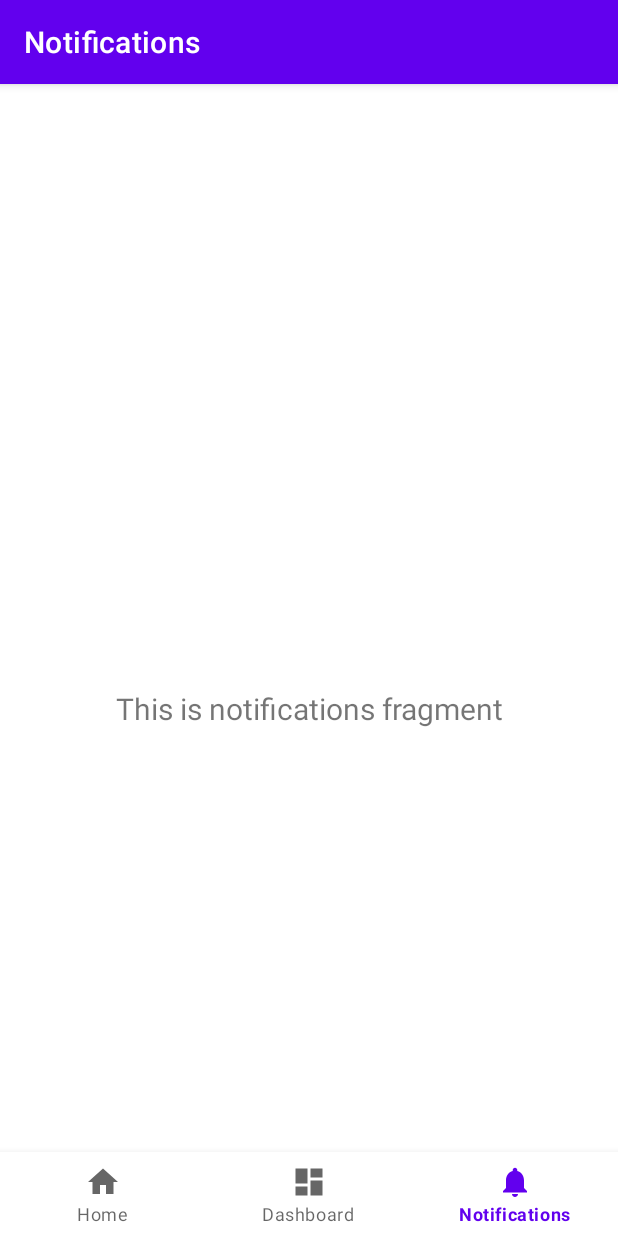
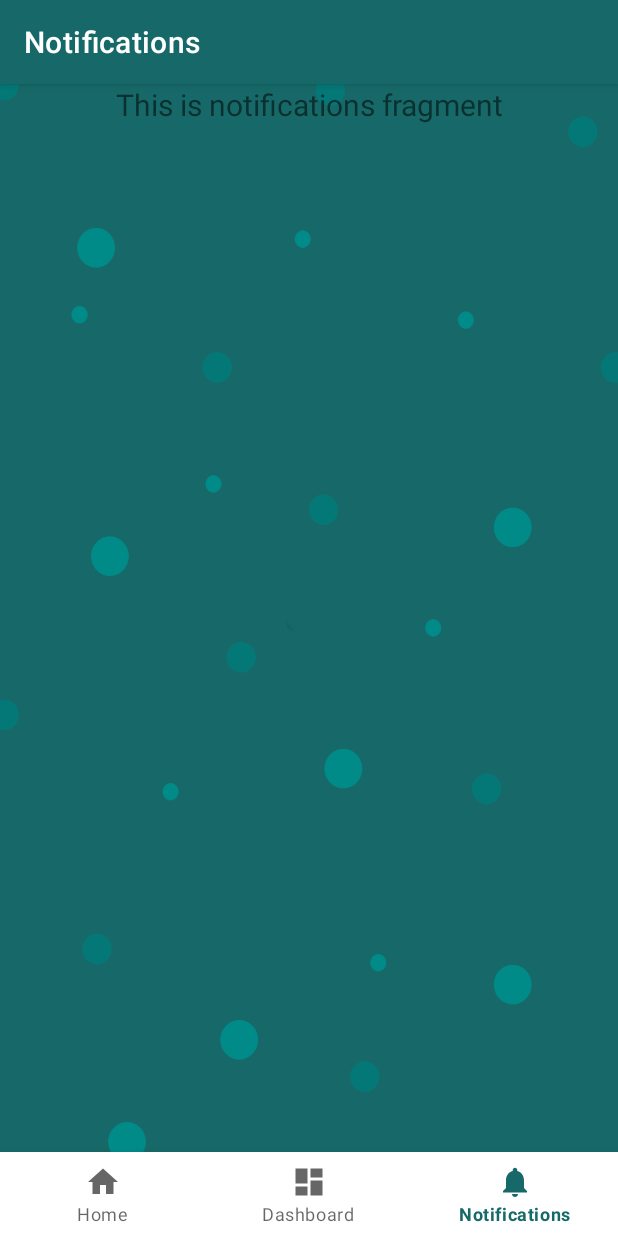
Before and after one commit to gantzzz/justvpn-android, an Android app: the NotificationsFragment screen opened through its navigation route, on a phone screen of 412 x 824 dp. Run offline under Robolectric (Android 15) with nearby library versions, the light colour scheme and no system bars; our stand-ins replace navigation-ui.

Commit message:
- customised themes - added support for night mode - added background image

```diff
--- a/app/src/main/java/online/justvpn/MainActivity.java
+++ b/app/src/main/java/online/justvpn/MainActivity.java
@@ -1,26 +1,32 @@
 package online.justvpn;
 
+import android.content.res.Configuration;
 import android.os.Bundle;
 
 import com.google.android.material.bottomnavigation.BottomNavigationView;
 
+import androidx.annotation.NonNull;
+import androidx.annotation.Nullable;
 import androidx.appcompat.app.AppCompatActivity;
+import androidx.fragment.app.Fragment;
 import androidx.navigation.NavController;
+import androidx.navigation.NavDestination;
 import androidx.navigation.Navigation;
+import androidx.navigation.fragment.NavHostFragment;
 import androidx.navigation.ui.AppBarConfiguration;
 import androidx.navigation.ui.NavigationUI;
+
+import java.util.List;
 
 import online.justvpn.databinding.ActivityMainBinding;
 
 public class MainActivity extends AppCompatActivity {
 
-    private ActivityMainBinding binding;
-
     @Override
     protected void onCreate(Bundle savedInstanceState) {
         super.onCreate(savedInstanceState);
 
-        binding = ActivityMainBinding.inflate(getLayoutInflater());
+        online.justvpn.databinding.ActivityMainBinding binding = ActivityMainBinding.inflate(getLayoutInflater());
         setContentView(binding.getRoot());
 
         BottomNavigationView navView = findViewById(R.id.nav_view);
@@ -34,4 +40,18 @@ public class MainActivity extends AppCompatActivity {
         NavigationUI.setupWithNavController(binding.navView, navController);
     }
 
+    public boolean IsNightMode()
+    {
+        int nightModeFlags = getApplicationContext().getResources().getConfiguration().uiMode & Configuration.UI_MODE_NIGHT_MASK;
+        switch (nightModeFlags)
+        {
+            case Configuration.UI_MODE_NIGHT_YES:
+                return true;
+
+            case Configuration.UI_MODE_NIGHT_NO:
+            case Configuration.UI_MODE_NIGHT_UNDEFINED:
+                return false;
+        }
+        return false;
+    }
 }
--- a/app/src/main/java/online/justvpn/ui/dashboard/DashboardFragment.java
+++ b/app/src/main/java/online/justvpn/ui/dashboard/DashboardFragment.java
@@ -1,5 +1,6 @@
 package online.justvpn.ui.dashboard;
 
+import android.graphics.Color;
 import android.os.Bundle;
 import android.view.LayoutInflater;
 import android.view.View;
@@ -7,9 +8,12 @@ import android.view.ViewGroup;
 import android.widget.TextView;
 
 import androidx.annotation.NonNull;
+import androidx.annotation.Nullable;
 import androidx.fragment.app.Fragment;
 import androidx.lifecycle.ViewModelProvider;
 
+import online.justvpn.MainActivity;
+import online.justvpn.R;
 import online.justvpn.databinding.FragmentDashboardBinding;
 
 public class DashboardFragment extends Fragment {
@@ -26,6 +30,12 @@ public class DashboardFragment extends Fragment {
 
         final TextView textView = binding.textDashboard;
         dashboardViewModel.getText().observe(getViewLifecycleOwner(), textView::setText);
+
+        if (((MainActivity)getActivity()).IsNightMode())
+        {
+            root.setBackgroundResource(0);
+        }
+
         return root;
     }
 
--- a/app/src/main/java/online/justvpn/ui/home/HomeFragment.java
+++ b/app/src/main/java/online/justvpn/ui/home/HomeFragment.java
@@ -4,12 +4,12 @@ import android.os.Bundle;
 import android.view.LayoutInflater;
 import android.view.View;
 import android.view.ViewGroup;
-import android.widget.TextView;
 
 import androidx.annotation.NonNull;
 import androidx.fragment.app.Fragment;
 import androidx.lifecycle.ViewModelProvider;
 
+import online.justvpn.MainActivity;
 import online.justvpn.databinding.FragmentHomeBinding;
 
 public class HomeFragment extends Fragment {
@@ -24,6 +24,12 @@ public class HomeFragment extends Fragment {
         binding = FragmentHomeBinding.inflate(inflater, container, false);
         View root = binding.getRoot();
 
+        // In Night mode, remove the background image
+        if (((MainActivity)getActivity()).IsNightMode())
+        {
+            root.setBackgroundResource(0);
+        }
+
         return root;
     }
 
--- a/app/src/main/java/online/justvpn/ui/notifications/NotificationsFragment.java
+++ b/app/src/main/java/online/justvpn/ui/notifications/NotificationsFragment.java
@@ -10,6 +10,7 @@ import androidx.annotation.NonNull;
 import androidx.fragment.app.Fragment;
 import androidx.lifecycle.ViewModelProvider;
 
+import online.justvpn.MainActivity;
 import online.justvpn.databinding.FragmentNotificationsBinding;
 
 public class NotificationsFragment extends Fragment {
@@ -26,6 +27,13 @@ public class NotificationsFragment extends Fragment {
 
         final TextView textView = binding.textNotifications;
         notificationsViewModel.getText().observe(getViewLifecycleOwner(), textView::setText);
+
+        // In Night mode, remove the background image
+        if (((MainActivity)getActivity()).IsNightMode())
+        {
+            root.setBackgroundResource(0);
+        }
+
         return root;
     }
 
--- a/app/src/main/res/layout/activity_main.xml
+++ b/app/src/main/res/layout/activity_main.xml
@@ -3,8 +3,7 @@
     xmlns:app="http://schemas.android.com/apk/res-auto"
     android:id="@+id/container"
     android:layout_width="match_parent"
-    android:layout_height="match_parent"
-    android:paddingTop="?attr/actionBarSize">
+    android:layout_height="match_parent">
 
     <com.google.android.material.bottomnavigation.BottomNavigationView
         android:id="@+id/nav_view"
@@ -28,6 +27,6 @@
         app:layout_constraintLeft_toLeftOf="parent"
         app:layout_constraintRight_toRightOf="parent"
         app:layout_constraintTop_toTopOf="parent"
-        app:navGraph="@navigation/mobile_navigation" />
+        app:navGraph="@navigation/mobile_navigation"/>
 
 </androidx.constraintlayout.widget.ConstraintLayout>
--- a/app/src/main/res/layout/fragment_dashboard.xml
+++ b/app/src/main/res/layout/fragment_dashboard.xml
@@ -4,15 +4,13 @@
     xmlns:tools="http://schemas.android.com/tools"
     android:layout_width="match_parent"
     android:layout_height="match_parent"
-    tools:context=".ui.dashboard.DashboardFragment">
+    tools:context=".ui.dashboard.DashboardFragment"
+    android:background="@drawable/background">
 
     <TextView
         android:id="@+id/text_dashboard"
         android:layout_width="match_parent"
-        android:layout_height="wrap_content"
-        android:layout_marginStart="8dp"
-        android:layout_marginTop="8dp"
-        android:layout_marginEnd="8dp"
+        android:layout_height="match_parent"
         android:textAlignment="center"
         android:textSize="20sp"
         app:layout_constraintBottom_toBottomOf="parent"
--- a/app/src/main/res/layout/fragment_home.xml
+++ b/app/src/main/res/layout/fragment_home.xml
@@ -1,9 +1,8 @@
 <?xml version="1.0" encoding="utf-8"?>
 <androidx.constraintlayout.widget.ConstraintLayout xmlns:android="http://schemas.android.com/apk/res/android"
-    xmlns:app="http://schemas.android.com/apk/res-auto"
     xmlns:tools="http://schemas.android.com/tools"
     android:layout_width="match_parent"
     android:layout_height="match_parent"
     tools:context=".ui.home.HomeFragment"
-    android:background="@drawable/ic_dashboard_black_24dp">
+    android:background="@drawable/background">
 </androidx.constraintlayout.widget.ConstraintLayout>
--- a/app/src/main/res/layout/fragment_notifications.xml
+++ b/app/src/main/res/layout/fragment_notifications.xml
@@ -4,19 +4,17 @@
     xmlns:tools="http://schemas.android.com/tools"
     android:layout_width="match_parent"
     android:layout_height="match_parent"
-    tools:context=".ui.notifications.NotificationsFragment">
+    tools:context=".ui.notifications.NotificationsFragment"
+    android:background="@drawable/background">
 
     <TextView
         android:id="@+id/text_notifications"
         android:layout_width="match_parent"
-        android:layout_height="wrap_content"
-        android:layout_marginStart="8dp"
-        android:layout_marginTop="8dp"
-        android:layout_marginEnd="8dp"
+        android:layout_height="match_parent"
         android:textAlignment="center"
         android:textSize="20sp"
         app:layout_constraintBottom_toBottomOf="parent"
         app:layout_constraintEnd_toEndOf="parent"
         app:layout_constraintStart_toStartOf="parent"
-        app:layout_constraintTop_toTopOf="parent" />
+        app:layout_constraintTop_toTopOf="parent"/>
 </androidx.constraintlayout.widget.ConstraintLayout>
--- a/app/src/main/res/menu/bottom_nav_menu.xml
+++ b/app/src/main/res/menu/bottom_nav_menu.xml
@@ -4,7 +4,7 @@
     <item
         android:id="@+id/navigation_home"
         android:icon="@drawable/ic_home_black_24dp"
-        android:title="@string/title_home" />
+        android:title="@string/title_home"/>
 
     <item
         android:id="@+id/navigation_dashboard"
--- a/app/src/main/res/navigation/mobile_navigation.xml
+++ b/app/src/main/res/navigation/mobile_navigation.xml
@@ -9,7 +9,7 @@
         android:id="@+id/navigation_home"
         android:name="online.justvpn.ui.home.HomeFragment"
         android:label="@string/title_home"
-        tools:layout="@layout/fragment_home" />
+        tools:layout="@layout/fragment_home"/>
 
     <fragment
         android:id="@+id/navigation_dashboard"
--- a/app/src/main/res/values-night/themes.xml
+++ b/app/src/main/res/values-night/themes.xml
@@ -2,15 +2,8 @@
     <!-- Base application theme. -->
     <style name="Theme.Justvpn" parent="Theme.MaterialComponents.DayNight.DarkActionBar">
         <!-- Primary brand color. -->
-        <item name="colorPrimary">@color/purple_200</item>
-        <item name="colorPrimaryVariant">@color/purple_700</item>
-        <item name="colorOnPrimary">@color/black</item>
-        <!-- Secondary brand color. -->
-        <item name="colorSecondary">@color/teal_200</item>
-        <item name="colorSecondaryVariant">@color/teal_200</item>
-        <item name="colorOnSecondary">@color/black</item>
-        <!-- Status bar color. -->
-        <item name="android:statusBarColor">?attr/colorPrimaryVariant</item>
-        <!-- Customize your theme here. -->
+        <item name="colorPrimary">@color/app_color</item>
+        <item name="colorOnPrimary">?attr/colorPrimary</item>
+
     </style>
 </resources>
--- a/app/src/main/res/values/colors.xml
+++ b/app/src/main/res/values/colors.xml
@@ -1,10 +1,6 @@
 <?xml version="1.0" encoding="utf-8"?>
 <resources>
-    <color name="purple_200">#FFBB86FC</color>
-    <color name="purple_500">#FF6200EE</color>
-    <color name="purple_700">#FF3700B3</color>
-    <color name="teal_200">#FF03DAC5</color>
-    <color name="teal_700">#FF018786</color>
-    <color name="black">#FF000000</color>
-    <color name="white">#FFFFFFFF</color>
+    <color name="app_color">#166968</color>
+    <color name="black">#000000</color>
+    <color name="white">#ffffff</color>
 </resources>
--- a/app/src/main/res/values/themes.xml
+++ b/app/src/main/res/values/themes.xml
@@ -2,15 +2,11 @@
     <!-- Base application theme. -->
     <style name="Theme.Justvpn" parent="Theme.MaterialComponents.DayNight.DarkActionBar">
         <!-- Primary brand color. -->
-        <item name="colorPrimary">@color/purple_500</item>
-        <item name="colorPrimaryVariant">@color/purple_700</item>
-        <item name="colorOnPrimary">@color/white</item>
-        <!-- Secondary brand color. -->
-        <item name="colorSecondary">@color/teal_200</item>
-        <item name="colorSecondaryVariant">@color/teal_700</item>
-        <item name="colorOnSecondary">@color/black</item>
+        <item name="colorPrimary">@color/app_color</item>
+        <item name="colorOnPrimary">?attr/colorPrimary</item>
+
         <!-- Status bar color. -->
-        <item name="android:statusBarColor">?attr/colorPrimaryVariant</item>
-        <!-- Customize your theme here. -->
+        <item name="android:statusBarColor">?attr/colorPrimary</item>
+
     </style>
 </resources>
```
Also changed, not shown: app/src/main/res/drawable/background.png (added).
